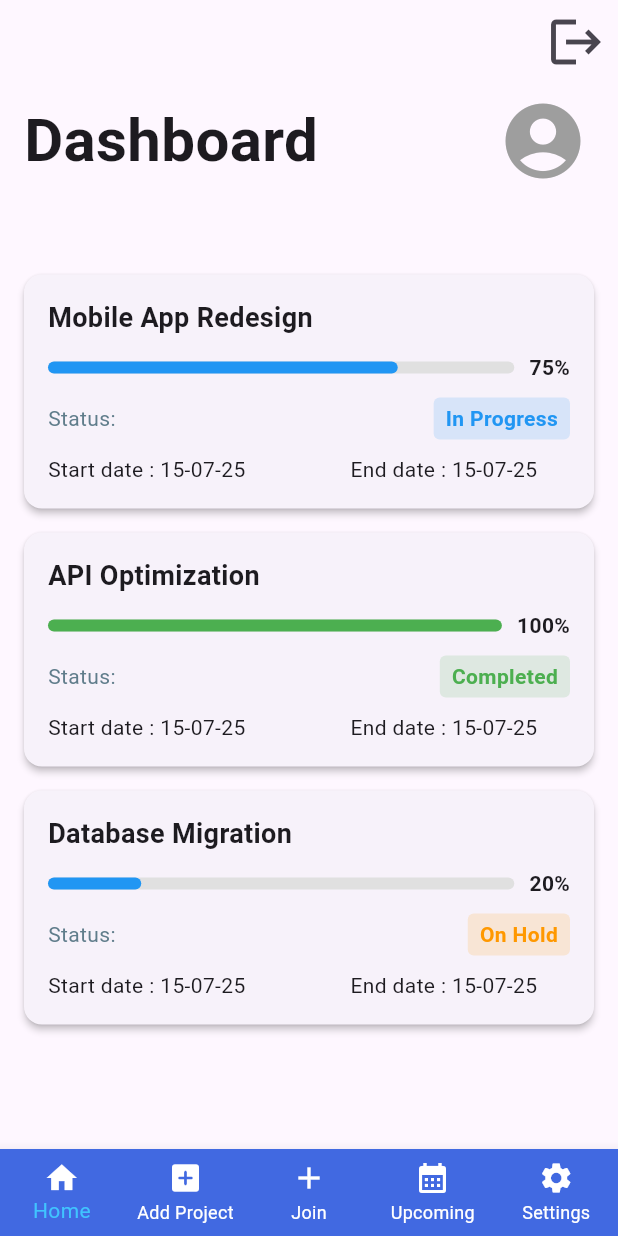
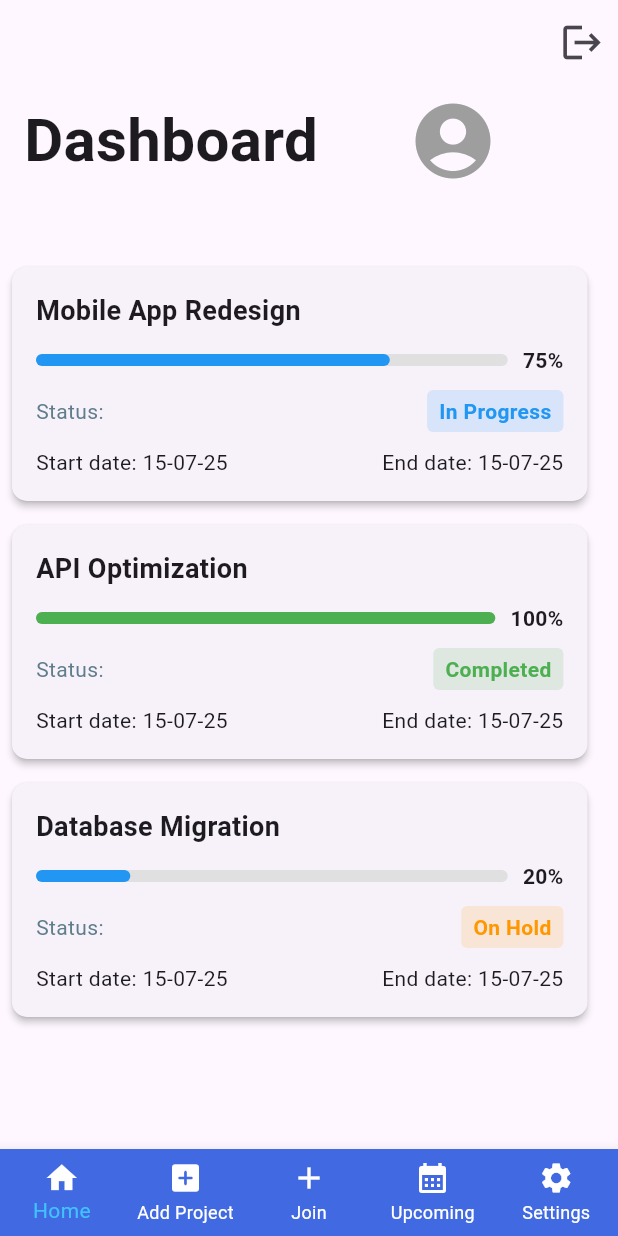
Before and after one commit to Moazzamkhan19/Shigoto, a Flutter app: the screen it shows after launch, after a tap on "Login", on a phone screen of 412 x 824 dp. Run offline on Flutter 3.47's test engine with Material 3 defaults, Android fonts, the phone set to English and light mode, and no system bars; our stand-ins replace fl_chart, flutter_signin_button.

Commit message:
Correcting size

```diff
--- a/lib/View/DashboardScreen.dart
+++ b/lib/View/DashboardScreen.dart
@@ -20,40 +20,38 @@ class _DashboardscreenState extends State<Dashboardscreen> {
     if (index == 4) { // 4 = Settings (0-based indexing)
       Navigator.pushReplacementNamed(context, '/Settings');
     }
-    else if (index == 1)
-      {
+    else if (index == 1) {
       _buildAddProjectDialogBox();
     }
-    else if (index == 2)
-    {
+    else if (index == 2) {
       _JoinTeamDialogBox();
     }
-    else if (index ==3)
-      {
+    else if (index == 3) {
       Navigator.pushReplacementNamed(context, '/Upcoming');
     }
   }
+
   List<Map<String, dynamic>> projects = [
     {
       'project_name': 'Mobile App Redesign',
       'completion_rate': 0.75,
       'status': 'In Progress',
-      'SDate':'15-07-25',
-      'EDate':'15-07-25',
+      'SDate': '15-07-25',
+      'EDate': '15-07-25',
     },
     {
       'project_name': 'API Optimization',
       'completion_rate': 1.0,
       'status': 'Completed',
-      'SDate':'15-07-25',
-      'EDate':'15-07-25',
+      'SDate': '15-07-25',
+      'EDate': '15-07-25',
     },
     {
       'project_name': 'Database Migration',
       'completion_rate': 0.20,
       'status': 'On Hold',
-      'SDate':'15-07-25',
-      'EDate':'15-07-25',
+      'SDate': '15-07-25',
+      'EDate': '15-07-25',
     },
   ];
 
@@ -69,16 +67,21 @@ class _DashboardscreenState extends State<Dashboardscreen> {
         return Colors.grey;
     }
   }
-  Widget _buildProjectItem(Map<String, dynamic> project, int index, Function onDelete) {
+
+  Widget _buildProjectItem(BuildContext context,
+      Map<String, dynamic> project,
+      int index,
+      Function onDelete,) {
     final String name = project['project_name'] as String? ?? 'N/A';
     final double rate = project['completion_rate'] as double? ?? 0.0;
     final String status = project['status'] as String? ?? 'Unknown';
-    final String sdate = project['SDate'] as String ?? 'Nill';
-    final String edate = project['EDate'] as String ?? 'Nill';
+    final String sdate = project['SDate'] as String? ?? 'Nill';
+    final String edate = project['EDate'] as String? ?? 'Nill';
 
     return Dismissible(
       key: ValueKey(project['project_name'] ?? index),
-      direction: DismissDirection.endToStart, // Slide from right to left
+      direction: DismissDirection.endToStart,
+      // Slide from right to left
       background: Container(
         alignment: Alignment.centerRight,
         padding: const EdgeInsets.symmetric(horizontal: 20),
@@ -92,14 +95,21 @@ class _DashboardscreenState extends State<Dashboardscreen> {
         onTap: () {
           Navigator.pushReplacementNamed(context, '/ProjectBoard');
         },
+        child: Container(
+          width: MediaQuery.of(context).size.width * 0.97,
+          // reduce width
           child: Card(
-          margin: const EdgeInsets.symmetric(horizontal: 16.0, vertical: 8.0),
+            margin: const EdgeInsets.symmetric(horizontal: 8.0, vertical: 8.0),
             elevation: 2.0,
+            shape: RoundedRectangleBorder(
+              borderRadius: BorderRadius.circular(10.0),
+            ),
             child: Padding(
               padding: const EdgeInsets.all(16.0),
               child: Column(
                 crossAxisAlignment: CrossAxisAlignment.start,
                 children: <Widget>[
+                  // Project Name
                   Text(
                     name,
                     style: const TextStyle(
@@ -107,7 +117,10 @@ class _DashboardscreenState extends State<Dashboardscreen> {
                       fontWeight: FontWeight.bold,
                     ),
                   ),
+
                   const SizedBox(height: 10.0),
+
+                  // Progress bar + %
                   Row(
                     children: <Widget>[
                       Expanded(
@@ -126,13 +139,20 @@ class _DashboardscreenState extends State<Dashboardscreen> {
                       ),
                     ],
                   ),
+
                   const SizedBox(height: 10.0),
+
+                  // Status Row
                   Row(
                     mainAxisAlignment: MainAxisAlignment.spaceBetween,
                     children: [
-                    const Text('Status:', style: TextStyle(color: Colors.blueGrey)),
+                      const Text(
+                        'Status:',
+                        style: TextStyle(color: Colors.blueGrey),
+                      ),
                       Container(
-                      padding: const EdgeInsets.symmetric(horizontal: 8, vertical: 4),
+                        padding: const EdgeInsets.symmetric(
+                            horizontal: 8, vertical: 4),
                         decoration: BoxDecoration(
                           color: _getStatusColor(status).withOpacity(0.15),
                           borderRadius: BorderRadius.circular(4),
@@ -148,27 +168,40 @@ class _DashboardscreenState extends State<Dashboardscreen> {
                       ),
                     ],
                   ),
-                SizedBox(height: 10,),
+
+                  const SizedBox(height: 10.0),
+
+                  // Dates Row (responsive)
                   Row(
+                    mainAxisAlignment: MainAxisAlignment.spaceBetween,
                     children: [
-                    Text("Start date : "+sdate,style:
-                    TextStyle(
-                        fontSize:14.0
-                    ),),
-                    SizedBox(width: 70,),
-                    Text("End date : "+edate,style:
-                    TextStyle(
-                        fontSize:14.0
-                    ),),
+                      Expanded(
+                        child: Text(
+                          "Start date: $sdate",
+                          style: const TextStyle(fontSize: 14.0),
+                          overflow: TextOverflow.ellipsis,
+                        ),
+                      ),
+                      const SizedBox(width: 10),
+                      Expanded(
+                        child: Text(
+                          "End date: $edate",
+                          style: const TextStyle(fontSize: 14.0),
+                          overflow: TextOverflow.ellipsis,
+                          textAlign: TextAlign.end,
+                        ),
+                      ),
                     ],
-                )
+                  ),
                 ],
+              ),
             ),
           ),
         ),
       ),
     );
   }
+
   void _buildAddProjectDialogBox() async {
     TextEditingController projectNameController = TextEditingController();
 
@@ -312,7 +345,7 @@ class _DashboardscreenState extends State<Dashboardscreen> {
               Navigator.pushReplacementNamed(context, '/login');
             },
             icon: const Icon(Icons.logout),
-            iconSize: 40,
+            iconSize: 30,
           ),
     ],
       ),
@@ -328,21 +361,22 @@ class _DashboardscreenState extends State<Dashboardscreen> {
                   "Dashboard",
                   style: TextStyle(fontSize: 40, fontWeight: FontWeight.bold),
                 ),
-                SizedBox(width: 120,),
+                SizedBox(width: 60,),
                 Icon(Icons.account_circle,size: 60,color: Colors.grey)
               ],
             )
           ),
-          SizedBox(height: 35,),
+          SizedBox(height: 30,),
           Expanded(
             child: ListView.builder(
               itemCount: projects.length,
               itemBuilder: (context, index) {
-                return _buildProjectItem(projects[index], index, (int i) {
+                return _buildProjectItem(context, projects[index], index, (int i) {
                   setState(() {
                     projects.removeAt(i);
                   });
                 });
+                ;
               },
             )
           ),
--- a/lib/View/LoginScreen.dart
+++ b/lib/View/LoginScreen.dart
@@ -24,15 +24,15 @@ class _LoginscreenState extends State<Loginscreen> {
                 // Vector image
                 Image.asset(
                   "assets/images/loginVector.png",
-                  width: 300,
-                  height: 300,
+                  width: 2500,
+                  height: 250,
                 ),
 
-                const SizedBox(height: 20),
+                const SizedBox(height: 10),
 
                 // White container with text fields and buttons
                 Container(
-                  height: 500,
+                  height: 400,
                   width: 380,
                   padding: const EdgeInsets.all(20),
                   decoration: BoxDecoration(
@@ -58,7 +58,7 @@ class _LoginscreenState extends State<Loginscreen> {
                           letterSpacing: 2,
                         ),
                       ),
-                      const SizedBox(height: 20),
+                      const SizedBox(height: 10),
 
                       // Email field
                       TextField(
@@ -73,7 +73,7 @@ class _LoginscreenState extends State<Loginscreen> {
                         ),
                       ),
 
-                      const SizedBox(height: 20),
+                      const SizedBox(height: 10),
 
                       // Password field
                       TextField(
@@ -88,12 +88,12 @@ class _LoginscreenState extends State<Loginscreen> {
                         ),
                       ),
 
-                      const SizedBox(height: 35),
+                      const SizedBox(height: 10),
 
                       // Login Button
                       SizedBox(
                         width: 250,
-                        height: 50,
+                        height: 30,
                         child: ElevatedButton(
                           onPressed: () {
                             Navigator.pushReplacementNamed(context, '/Dashboard');
@@ -112,7 +112,7 @@ class _LoginscreenState extends State<Loginscreen> {
                           ),
                         ),
                       ),
-                      const SizedBox(height: 30),
+                      const SizedBox(height: 10),
                       // OR Divider
                       Row(
                         children: const [
@@ -124,11 +124,11 @@ class _LoginscreenState extends State<Loginscreen> {
                           Expanded(child: Divider(thickness: 1)),
                         ],
                       ),
-                      const SizedBox(height: 25),
+                      const SizedBox(height: 10),
                       // Google Sign-in Button
                       SizedBox(
                         width: 300,
-                        height: 50,
+                        height: 30,
                         child: SignInButton(
                           Buttons.Google,
                           onPressed: () {},
@@ -138,7 +138,7 @@ class _LoginscreenState extends State<Loginscreen> {
                         ),
                       ),
 
-                      const SizedBox(height: 25),
+                      const SizedBox(height: 20),
                       // Sign Up row
                       Row(
                         mainAxisAlignment: MainAxisAlignment.center,
--- a/lib/View/ProjectBoardScreen.dart
+++ b/lib/View/ProjectBoardScreen.dart
@@ -52,18 +52,18 @@ class _ProjectboardscreenState extends State<Projectboardscreen> {
             children: [
               Text("Project Board ",textAlign:TextAlign.left,
                 style: TextStyle(fontSize: 40, fontWeight: FontWeight.bold),),
-              SizedBox(width: 40,),
+              SizedBox(width: 10,),
               IconButton(onPressed: (){
                 Navigator.pushReplacementNamed(context, '/TeamMember');
               },
-                icon: Icon(Icons.group,size: 50,
+                icon: Icon(Icons.group,size: 35,
                   color: Colors.blueAccent,),
               ),],
           ),
           SizedBox(height: 20,),
           Container(
             width: 380,
-            height: 500,
+            height: 400,
             decoration: BoxDecoration(
               color: CupertinoColors.systemGrey5,
               borderRadius: BorderRadius.circular(16.0),
--- a/lib/View/TaskDetail.dart
+++ b/lib/View/TaskDetail.dart
@@ -130,7 +130,7 @@ class _TaskdetailState extends State<Taskdetail> {
                     style: TextStyle(fontSize: 20, color: Colors.black),
                   ),
                 ),
-                const SizedBox(width: 90),
+                const SizedBox(width: 60),
                 ElevatedButton(
                   onPressed: () {},
                   style: ElevatedButton.styleFrom(
```
Also changed, not shown: lib/View/AnalyticsScreen.dart (+4 -4 lines), lib/View/SignupScreen.dart (+10 -10 lines). Lines whose indentation alone changed are shown as unchanged.
